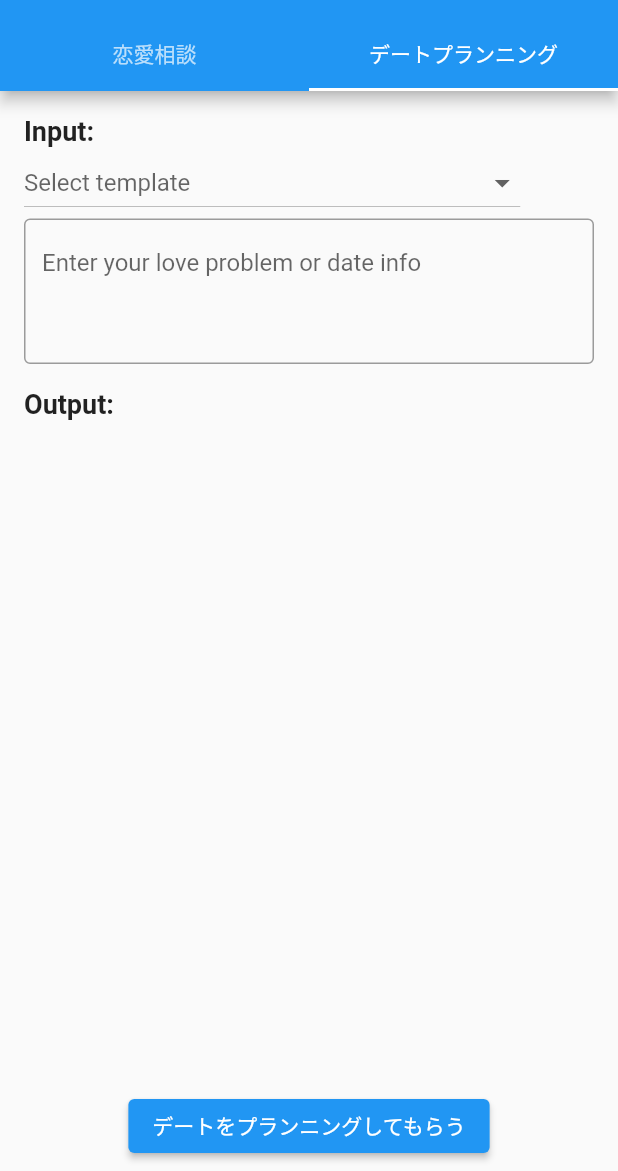
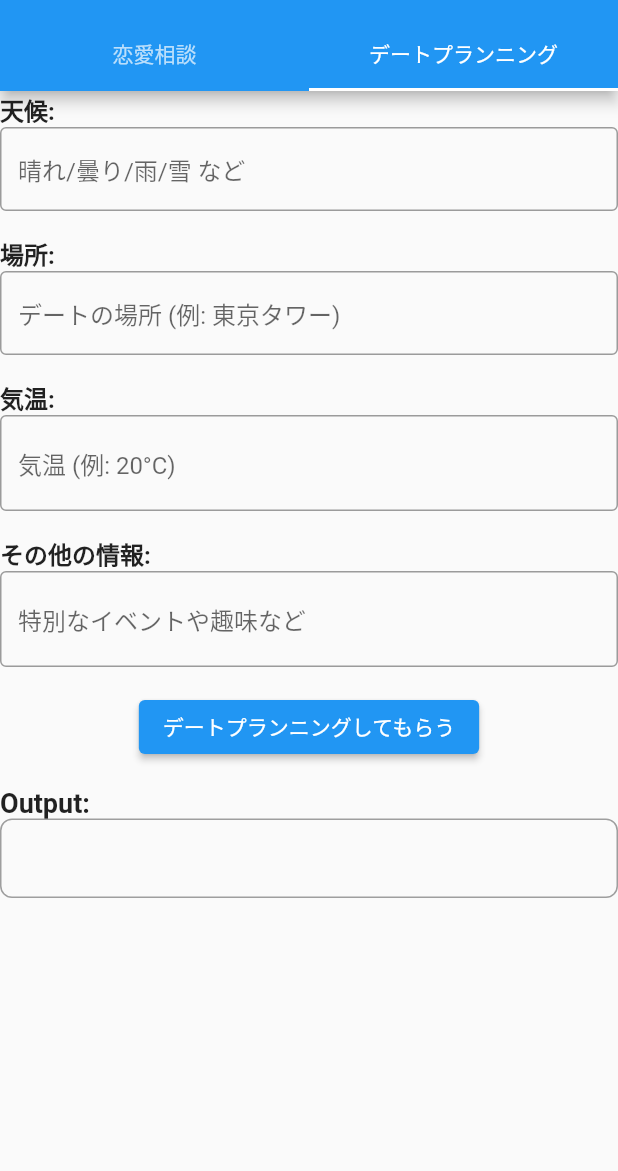
Before and after one commit to amIkaito/inlove, a Flutter app: the screen it shows after launch, tab 2 chosen, on a phone screen of 412 x 824 dp, the part 65-1236 px from its top. Run offline on Flutter 3.47's test engine with Material 2 defaults, Android fonts, the phone set to English and light mode, and no system bars.

Commit message:
デートプランニング追加

```diff
--- a/lib/api_service.dart
+++ b/lib/api_service.dart
@@ -1,15 +1,19 @@
 import 'dart:convert';
 import 'package:http/http.dart' as http;
-import 'dart:convert';
 
 class ApiService {
   static const String _apiKey =
-      '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';
+      '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';
   static const String _apiEndpoint =
       'https://api.openai.com/v1/engines/davinci/completions';
 
-  Future<String> getDatePlan(String dateInfo) async {
-    final prompt = 'デートプラン: $dateInfo\nプラン:';
+  Future<String> getDatePlan(Map<String, String> inputData) async {
+    final prompt = 'デートプラン:\n'
+        '天候: ${inputData['天候']}\n'
+        '場所: ${inputData['場所']}\n'
+        '気温: ${inputData['気温']}\n'
+        'その他の情報: ${inputData['その他の情報']}\n'
+        'プラン:';
     final response = await getGptResponse(prompt);
     return response;
   }
--- /dev/null
+++ b/lib/date_planning_input_fields.dart
@@ -0,0 +1,164 @@
+import 'package:flutter/material.dart';
+import 'api_service.dart';
+
+class DatePlanningInputFields extends StatefulWidget {
+  final ApiService apiService;
+  final Future<String> Function(Map<String, String>) apiFunction;
+
+  DatePlanningInputFields({
+    required this.apiService,
+    required this.apiFunction,
+  });
+
+  @override
+  _DatePlanningInputFieldsState createState() =>
+      _DatePlanningInputFieldsState();
+}
+
+class _DatePlanningInputFieldsState extends State<DatePlanningInputFields> {
+  late TextEditingController _weatherController;
+  late TextEditingController _locationController;
+  late TextEditingController _temperatureController;
+  late TextEditingController _additionalInfoController;
+  String _outputText = '';
+  bool _isLoading = false;
+
+  @override
+  void initState() {
+    super.initState();
+    _weatherController = TextEditingController();
+    _locationController = TextEditingController();
+    _temperatureController = TextEditingController();
+    _additionalInfoController = TextEditingController();
+  }
+
+  @override
+  void dispose() {
+    _weatherController.dispose();
+    _locationController.dispose();
+    _temperatureController.dispose();
+    _additionalInfoController.dispose();
+    super.dispose();
+  }
+
+  Future<void> _sendRequest(
+      Future<String> Function(Map<String, String>) apiFunction) async {
+    setState(() {
+      _isLoading = true;
+    });
+
+    final inputData = {
+      '天候': _weatherController.text,
+      '場所': _locationController.text,
+      '気温': _temperatureController.text,
+      'その他の情報': _additionalInfoController.text,
+    };
+
+    try {
+      final outputText = await apiFunction(inputData);
+      setState(() {
+        _outputText = outputText;
+      });
+    } catch (error) {
+      setState(() {
+        _outputText = 'エラーが発生しました: ${error.toString()}';
+      });
+    } finally {
+      setState(() {
+        _isLoading = false;
+      });
+    }
+  }
+
+  @override
+  Widget build(BuildContext context) {
+    return Column(
+      crossAxisAlignment: CrossAxisAlignment.start,
+      children: [
+        Text(
+          '天候:',
+          style: TextStyle(fontSize: 16, fontWeight: FontWeight.bold),
+        ),
+        Flexible(
+          child: TextField(
+            controller: _weatherController,
+            decoration: InputDecoration(
+              isDense: true,
+              hintText: '晴れ/曇り/雨/雪 など',
+              border: OutlineInputBorder(),
+            ),
+          ),
+        ),
+        SizedBox(height: 16),
+        Text(
+          '場所:',
+          style: TextStyle(fontSize: 16, fontWeight: FontWeight.bold),
+        ),
+        Flexible(
+          child: TextField(
+            controller: _locationController,
+            decoration: InputDecoration(
+              isDense: true,
+              hintText: 'デートの場所 (例: 東京タワー)',
+              border: OutlineInputBorder(),
+            ),
+          ),
+        ),
+        SizedBox(height: 16),
+        Text(
+          '気温:',
+          style: TextStyle(fontSize: 16, fontWeight: FontWeight.bold),
+        ),
+        Flexible(
+          child: TextField(
+            controller: _temperatureController,
+            decoration: InputDecoration(
+              hintText: '気温 (例: 20°C)',
+              border: OutlineInputBorder(),
+            ),
+          ),
+        ),
+        SizedBox(height: 16),
+        Text(
+          'その他の情報:',
+          style: TextStyle(fontSize: 16, fontWeight: FontWeight.bold),
+        ),
+        Flexible(
+          child: TextField(
+            controller: _additionalInfoController,
+            decoration: InputDecoration(
+              hintText: '特別なイベントや趣味など',
+              border: OutlineInputBorder(),
+            ),
+          ),
+        ),
+        SizedBox(height: 16),
+        Center(
+          child: ElevatedButton(
+            onPressed: () => _sendRequest(widget.apiFunction), // ここを修正
+            child: Text('デートプランニングしてもらう'),
+          ),
+        ),
+        SizedBox(height: 16),
+        Text(
+          'Output:',
+          style: TextStyle(fontSize: 18, fontWeight: FontWeight.bold),
+        ),
+        Container(
+          padding: EdgeInsets.all(16),
+          width: double.infinity,
+          decoration: BoxDecoration(
+            border: Border.all(color: Colors.grey),
+            borderRadius: BorderRadius.circular(8),
+          ),
+          child: _isLoading
+              ? CircularProgressIndicator()
+              : Text(
+                  _outputText,
+                  style: TextStyle(fontSize: 16),
+                ),
+        ),
+      ],
+    );
+  }
+}
--- a/lib/main.dart
+++ b/lib/main.dart
@@ -1,6 +1,8 @@
 import 'package:flutter/material.dart';
 import 'api_service.dart';
 import 'templates.dart';
+import 'date_planning_input_fields.dart';
+
 void main() {
   runApp(MyApp());
 }
@@ -29,6 +31,8 @@ class MyHomePage extends StatefulWidget {
 
 class _MyHomePageState extends State<MyHomePage>
     with SingleTickerProviderStateMixin {
+  String _outputText = '';
+  bool _isLoading = false;
   ApiService _apiService = ApiService();
   late TabController _tabController;
   TextEditingController _inputController = TextEditingController();
@@ -47,22 +51,25 @@ class _MyHomePageState extends State<MyHomePage>
     super.dispose();
   }
 
-  Future<void> _sendRequest(Function apiFunction) async {
-    String input = _inputController.text;
-    if (input.isNotEmpty) {
+  Future<void> _sendRequest(Future<String> Function(String) apiFunction) async {
     setState(() {
-        _responseText = 'Loading...';
+      _isLoading = true;
     });
+
+    final inputText = _inputController.text;
     try {
-        String result = await apiFunction(input);
+      final outputText = await apiFunction(inputText);
       setState(() {
-          _responseText = result;
+        _outputText = outputText;
       });
-      } catch (e) {
+    } catch (error) {
       setState(() {
-          _responseText = 'Error: $e';
+        _outputText = 'エラーが発生しました。もう一度お試しください。';
       });
-      }
+    } finally {
+      setState(() {
+        _isLoading = false;
+      });
     }
   }
 
@@ -71,13 +78,13 @@ class _MyHomePageState extends State<MyHomePage>
     return Column(
       crossAxisAlignment: CrossAxisAlignment.start,
       children: [
-        if (_tabController.index == 0) _buildTemplateDropdown(),
+        if (_tabController.index == 0)
           TextField(
             controller: _inputController,
             minLines: 3,
             maxLines: 5,
             decoration: InputDecoration(
-            hintText: 'Enter your love problem or date info',
+              hintText: '悩んでいることや解決したいことを入力してください',
               border: OutlineInputBorder(),
             ),
           ),
@@ -94,7 +101,10 @@ class _MyHomePageState extends State<MyHomePage>
         String key = entry.key;
         return DropdownMenuItem<String>(
           value: key,
-          child: Text(key),
+          child: SelectableText(
+            key,
+            style: TextStyle(fontSize: 16),
+          ),
         );
       }).toList(),
       onChanged: (newValue) {
@@ -121,6 +131,8 @@ class _MyHomePageState extends State<MyHomePage>
     );
   }
 
+//デートプランニングの入力フィールド
+
   @override
   Widget build(BuildContext context) {
     return Scaffold(
@@ -134,7 +146,10 @@ class _MyHomePageState extends State<MyHomePage>
           ],
         ),
       ),
-      body: Column(
+      body: TabBarView(
+        controller: _tabController,
+        children: [
+          Column(
             children: [
               Expanded(
                 child: SingleChildScrollView(
@@ -145,8 +160,8 @@ class _MyHomePageState extends State<MyHomePage>
                       children: <Widget>[
                         Text(
                           'Input:',
-                      style:
-                          TextStyle(fontSize: 18, fontWeight: FontWeight.bold),
+                          style: TextStyle(
+                              fontSize: 18, fontWeight: FontWeight.bold),
                         ),
                         _buildInputField(),
                         SizedBox(height: 16),
@@ -156,25 +171,18 @@ class _MyHomePageState extends State<MyHomePage>
                   ),
                 ),
               ),
-          Container(
-            height: 60,
-            child: TabBarView(
-              controller: _tabController,
-              children: [
               Center(
                 child: ElevatedButton(
-                    onPressed: () => _sendRequest(_apiService.getLoveAdvice),
+                  onPressed: () => _sendRequest(
+                      (inputText) => _apiService.getLoveAdvice(inputText)),
                   child: Text('恋愛相談する'),
-                  ),
-                ),
-                Center(
-                  child: ElevatedButton(
-                    onPressed: () => _sendRequest(_apiService.getDatePlan),
-                    child: Text('デートをプランニングしてもらう'),
                 ),
               ),
             ],
           ),
+          DatePlanningInputFields(
+            apiService: _apiService,
+            apiFunction: _apiService.getDatePlan,
           ),
         ],
       ),
--- a/lib/templates.dart
+++ b/lib/templates.dart
@@ -1,8 +1,17 @@
 //プロンプトテンプレート
 const Map<String, String> loveAdviceTemplates = {
-  'アプローチ方法についての相談':'相談内容: アプローチ方法\n好きな人の性格や関係性: [ユーザー入力]\n現在のアプローチ方法: [ユーザー入力]\n自分の性格や特徴: [ユーザー入力]\n質問: このアプローチ方法で大丈夫ですか？他に何かアドバイスがありますか？',
-  'うまくいっていない恋愛についての相談': '恋愛相談テンプレート2: ',
-  '職場での恋愛についての相談': '恋愛相談テンプレート3: ',
-  '初デートのプランについての相談': '恋愛相談ンプレート3: ',
-  ' デート後のフォローアップについての相談': '恋愛相談ンプレート3: ',
+  'アプローチ方法についての相談':
+      '相談内容: アプローチ方法\n好きな人の性格や関係性: [入力してください]\n現在のアプローチ方法: [入力してください]\n自分の性格や特徴: [ユーザー入力]\n質問: このアプローチ方法で大丈夫ですか？他に何かアドバイスがありますか？',
+  'うまくいっていない恋愛についての相談':
+      '相談内容: 恋愛の悩み\n彼女との関係性: [入力してください]\nうまくいっていない理由や状況: [入力してください]\nこれまでに試した対処法: [ユーザー入力]\n質問: どのように改善すればうまくいくと思いますか？具体的なアドバイスが欲しいです。',
+  '職場での恋愛についての相談':
+      '相談内容: 職場での恋愛\n好きな同僚の性格や関係性: [入力してください]\n職場の恋愛に対する方針: [入力してください]\n自分の性格や特徴: [ユーザー入力]\n質問: 職場での恋愛を進めるべきですか？注意点やアドバイスはありますか？',
+  '長距離恋愛についての相談':
+      '相談内容: 長距離恋愛\n現在の恋人との距離や状況: [入力してください]\n長距離恋愛での悩みや課題: [入力してください]\n自分の性格や特徴: [ユーザー入力]\n質問: 長距離恋愛を続けるためにはどのような工夫が必要ですか？具体的なアドバイスが欲しいです。',
+  '初デートのプランについての相談':
+      '相談内容: 初デートのプラン\nデートの相手の性格や趣味: [入力してください]\n自分の性格や特徴: [入力してください]\n考えているデートプラン: [ユーザー入力]\n質問: このデートプランは適切ですか？他に良いデートプランの提案はありますか？',
+  'デート後のフォローアップについての相談':
+      '相談内容: デート後のフォローアップ\nデートの内容や相手の反応: [入力してください]\n自分の感想や不安: [入力してください]\n質問: デート後のフォローアップはどのように行うべきですか？具体的なアドバイスが欲しいです。',
+  'カスタマイズ':
+      '',
 };
```
Lines whose indentation alone changed are shown as unchanged.
